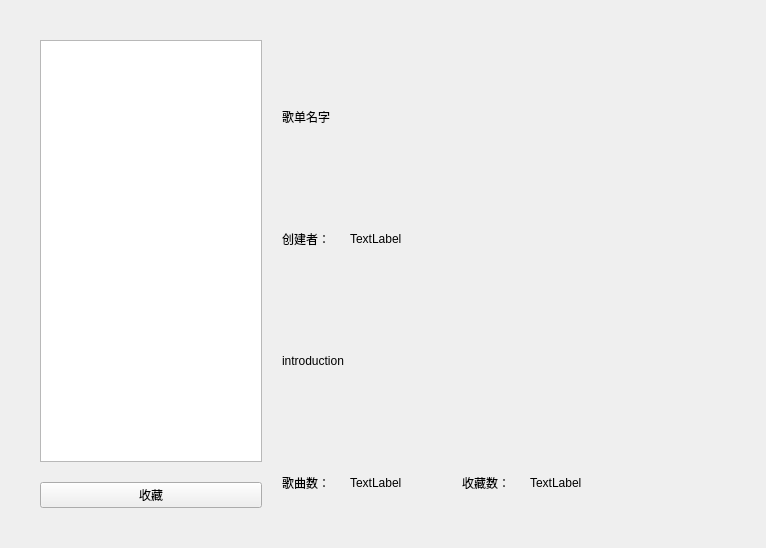
The window that gui/Playlist.ui (zyzzzasdhjk/database_project) describes before a commit, drawn with Qt 5.
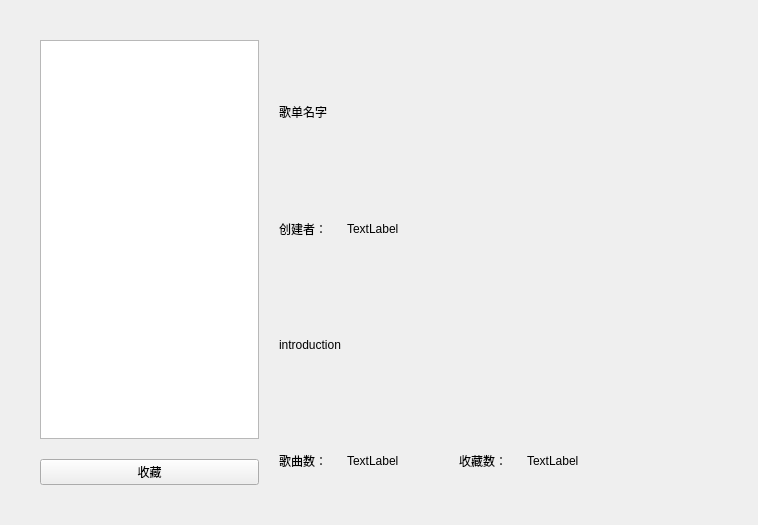
The same window after the commit.

Commit message: 11.22 歌单界面的相关函数完成

```diff
--- a/gui/Playlist.ui
+++ b/gui/Playlist.ui
@@ -6,8 +6,8 @@
    <rect>
     <x>0</x>
     <y>0</y>
-    <width>766</width>
-    <height>548</height>
+    <width>758</width>
+    <height>525</height>
    </rect>
   </property>
   <property name="windowTitle">
```
Left out of the diff: 4 changed lines with no effect on the pictures. The commit also changes 5 other files.
